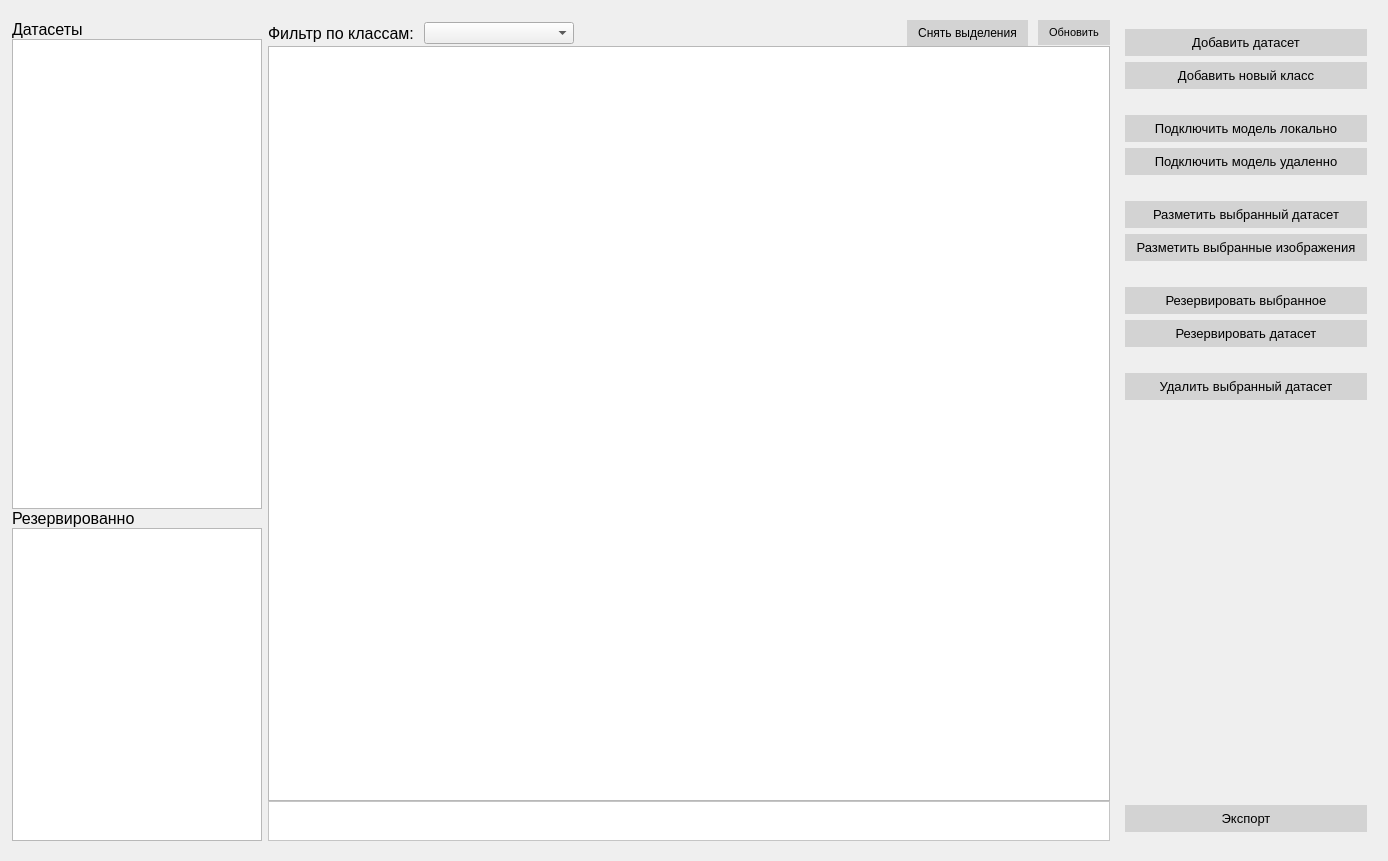
This is desktop_app/design/dataset_page.ui in ivansoya/neural-master as Qt 5 draws it before an edit. The edited form follows.
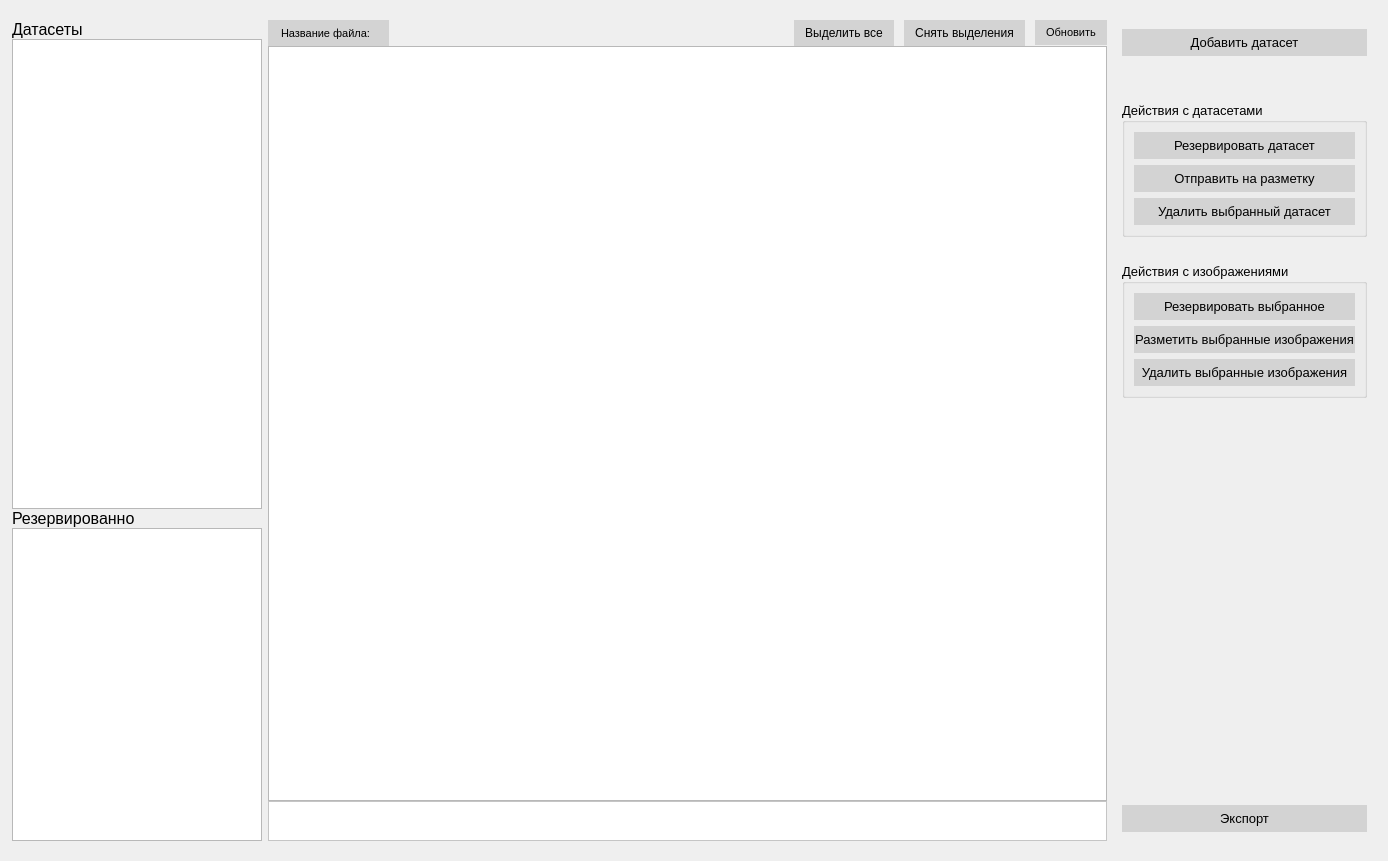
This is the edited form. Custom widgets are drawn as their Qt base class.

```diff
--- a/desktop_app/design/dataset_page.ui
+++ b/desktop_app/design/dataset_page.ui
@@ -122,25 +122,80 @@
            <number>10</number>
           </property>
           <item>
-           <widget class="QLabel" name="label_3">
+           <widget class="QWidget" name="horizontalWidget" native="true">
             <property name="font">
              <font>
-              <pointsize>12</pointsize>
+              <pointsize>10</pointsize>
              </font>
             </property>
-            <property name="text">
-             <string>Фильтр по классам:</string>
+            <property name="styleSheet">
+             <string notr="true">QWidget#horizontalWidget {
+	background-color: lightgray;
+	padding: 0px;
+margin: 0px;
+}
+</string>
             </property>
-           </widget>
-          </item>
-          <item>
-           <widget class="QComboBox" name="combo_class_filter">
-            <property name="minimumSize">
-             <size>
-              <width>150</width>
-              <height>0</height>
-             </size>
-            </property>
+            <layout class="QHBoxLayout" name="horizontalLayout_3">
+             <property name="spacing">
+              <number>0</number>
+             </property>
+             <property name="leftMargin">
+              <number>0</number>
+             </property>
+             <property name="topMargin">
+              <number>0</number>
+             </property>
+             <property name="rightMargin">
+              <number>0</number>
+             </property>
+             <property name="bottomMargin">
+              <number>0</number>
+             </property>
+             <item>
+              <widget class="QLabel" name="label_4">
+               <property name="font">
+                <font>
+                 <pointsize>8</pointsize>
+                </font>
+               </property>
+               <property name="styleSheet">
+                <string notr="true">QLabel {
+	padding: 0px 0px 0px 10px;
+}</string>
+               </property>
+               <property name="text">
+                <string>Название файла:</string>
+               </property>
+              </widget>
+             </item>
+             <item>
+              <widget class="QLabel" name="label_3">
+               <property name="maximumSize">
+                <size>
+                 <width>400</width>
+                 <height>16777215</height>
+                </size>
+               </property>
+               <property name="font">
+                <font>
+                 <pointsize>8</pointsize>
+                </font>
+               </property>
+               <property name="styleSheet">
+                <string notr="true">QLabel {
+	padding: 0px 0px 0px 10px;
+}</string>
+               </property>
+               <property name="text">
+                <string/>
+               </property>
+               <property name="alignment">
+                <set>Qt::AlignRight|Qt::AlignTrailing|Qt::AlignVCenter</set>
+               </property>
+              </widget>
+             </item>
+            </layout>
            </widget>
           </item>
           <item>
@@ -156,6 +211,21 @@
             </property>
            </spacer>
           </item>
+          <item>
+           <widget class="QPushButton" name="button_choose_all">
+            <property name="contextMenuPolicy">
+             <enum>Qt::DefaultContextMenu</enum>
+            </property>
+            <property name="styleSheet">
+             <string notr="true">QPushButton {
+	padding: 5px 10px
+}</string>
+            </property>
+            <property name="text">
+             <string>Выделить все</string>
+            </property>
+           </widget>
+          </item>
           <item>
            <widget class="QPushButton" name="button_reset_selected">
             <property name="styleSheet">
@@ -245,56 +315,70 @@
            </property>
           </widget>
          </item>
-         <item>
-          <widget class="QPushButton" name="button_add_class">
-           <property name="font">
-            <font>
-             <pointsize>10</pointsize>
-            </font>
-           </property>
-           <property name="text">
-            <string>Добавить новый класс</string>
-           </property>
-          </widget>
-         </item>
          <item>
           <spacer name="verticalSpacer">
            <property name="orientation">
             <enum>Qt::Vertical</enum>
            </property>
            <property name="sizeType">
-            <enum>QSizePolicy::Maximum</enum>
+            <enum>QSizePolicy::Fixed</enum>
            </property>
            <property name="sizeHint" stdset="0">
             <size>
              <width>20</width>
-             <height>20</height>
+             <height>40</height>
             </size>
            </property>
           </spacer>
          </item>
          <item>
-          <widget class="QPushButton" name="button_set_model_local">
+          <widget class="QGroupBox" name="groupBox">
            <property name="font">
             <font>
              <pointsize>10</pointsize>
             </font>
            </property>
-           <property name="text">
-            <string>Подключить модель локально</string>
+           <property name="title">
+            <string>Действия с датасетами</string>
            </property>
-          </widget>
-         </item>
-         <item>
-          <widget class="QPushButton" name="button_set_model_remote">
-           <property name="font">
-            <font>
-             <pointsize>10</pointsize>
-            </font>
-           </property>
-           <property name="text">
-            <string>Подключить модель удаленно</string>
-           </property>
+           <layout class="QVBoxLayout" name="verticalLayout_4">
+            <item>
+             <widget class="QPushButton" name="button_move_dataset_to_reserved">
+              <property name="font">
+               <font>
+                <pointsize>10</pointsize>
+               </font>
+              </property>
+              <property name="text">
+               <string>Резервировать датасет</string>
+              </property>
+             </widget>
+            </item>
+            <item>
+             <widget class="QPushButton" name="button_dataset_to_annotation">
+              <property name="font">
+               <font>
+                <pointsize>10</pointsize>
+               </font>
+              </property>
+              <property name="text">
+               <string>Отправить на разметку</string>
+              </property>
+             </widget>
+            </item>
+            <item>
+             <widget class="QPushButton" name="button_delete_dataset">
+              <property name="font">
+               <font>
+                <pointsize>10</pointsize>
+               </font>
+              </property>
+              <property name="text">
+               <string>Удалить выбранный датасет</string>
+              </property>
+             </widget>
+            </item>
+           </layout>
           </widget>
          </item>
          <item>
@@ -303,46 +387,6 @@
             <enum>Qt::Vertical</enum>
            </property>
            <property name="sizeType">
-            <enum>QSizePolicy::Maximum</enum>
-           </property>
-           <property name="sizeHint" stdset="0">
-            <size>
-             <width>20</width>
-             <height>20</height>
-            </size>
-           </property>
-          </spacer>
-         </item>
-         <item>
-          <widget class="QPushButton" name="button_dataset_to_annotation">
-           <property name="font">
-            <font>
-             <pointsize>10</pointsize>
-            </font>
-           </property>
-           <property name="text">
-            <string>Разметить выбранный датасет</string>
-           </property>
-          </widget>
-         </item>
-         <item>
-          <widget class="QPushButton" name="button_selected_to_annotate">
-           <property name="font">
-            <font>
-             <pointsize>10</pointsize>
-            </font>
-           </property>
-           <property name="text">
-            <string>Разметить выбранные изображения</string>
-           </property>
-          </widget>
-         </item>
-         <item>
-          <spacer name="verticalSpacer_4">
-           <property name="orientation">
-            <enum>Qt::Vertical</enum>
-           </property>
-           <property name="sizeType">
             <enum>QSizePolicy::Fixed</enum>
            </property>
            <property name="sizeHint" stdset="0">
@@ -354,55 +398,53 @@
           </spacer>
          </item>
          <item>
-          <widget class="QPushButton" name="button_move_selected_to_reserved">
+          <widget class="QGroupBox" name="groupBox_2">
            <property name="font">
             <font>
              <pointsize>10</pointsize>
             </font>
            </property>
-           <property name="text">
-            <string>Резервировать выбранное</string>
+           <property name="title">
+            <string>Действия с изображениями</string>
            </property>
-          </widget>
-         </item>
-         <item>
-          <widget class="QPushButton" name="button_move_dataset_to_reserved">
-           <property name="font">
-            <font>
-             <pointsize>10</pointsize>
-            </font>
-           </property>
-           <property name="text">
-            <string>Резервировать датасет</string>
-           </property>
-          </widget>
-         </item>
-         <item>
-          <spacer name="verticalSpacer_5">
-           <property name="orientation">
-            <enum>Qt::Vertical</enum>
-           </property>
-           <property name="sizeType">
-            <enum>QSizePolicy::Fixed</enum>
-           </property>
-           <property name="sizeHint" stdset="0">
-            <size>
-             <width>20</width>
-             <height>20</height>
-            </size>
-           </property>
-          </spacer>
-         </item>
-         <item>
-          <widget class="QPushButton" name="button_delete_dataset">
-           <property name="font">
-            <font>
-             <pointsize>10</pointsize>
-            </font>
-           </property>
-           <property name="text">
-            <string>Удалить выбранный датасет</string>
-           </property>
+           <layout class="QVBoxLayout" name="verticalLayout_5">
+            <item>
+             <widget class="QPushButton" name="button_move_selected_to_reserved">
+              <property name="font">
+               <font>
+                <pointsize>10</pointsize>
+               </font>
+              </property>
+              <property name="text">
+               <string>Резервировать выбранное</string>
+              </property>
+             </widget>
+            </item>
+            <item>
+             <widget class="QPushButton" name="button_selected_to_annotate">
+              <property name="font">
+               <font>
+                <pointsize>10</pointsize>
+               </font>
+              </property>
+              <property name="text">
+               <string>Разметить выбранные изображения</string>
+              </property>
+             </widget>
+            </item>
+            <item>
+             <widget class="QPushButton" name="button_delete_selected">
+              <property name="font">
+               <font>
+                <pointsize>10</pointsize>
+               </font>
+              </property>
+              <property name="text">
+               <string>Удалить выбранные изображения</string>
+              </property>
+             </widget>
+            </item>
+           </layout>
           </widget>
          </item>
          <item>
```
